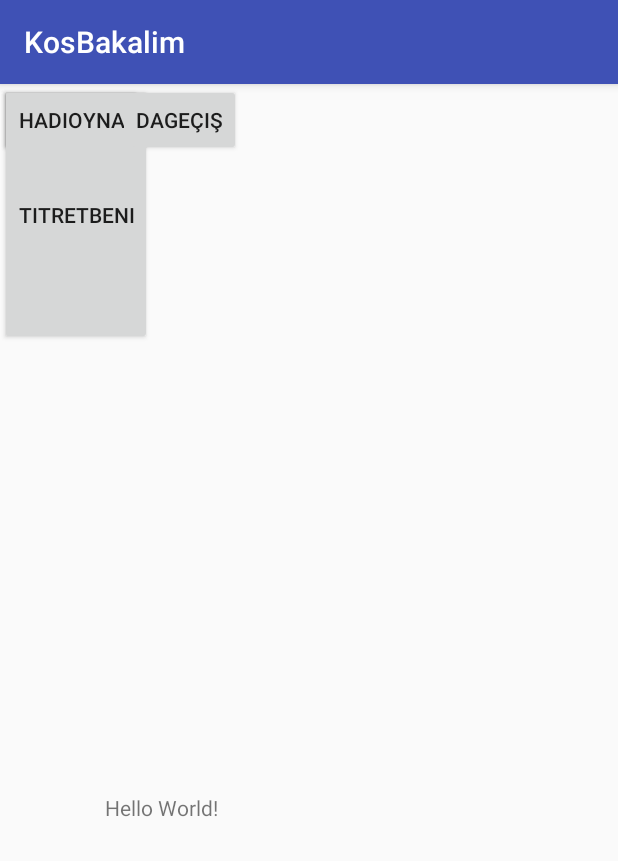
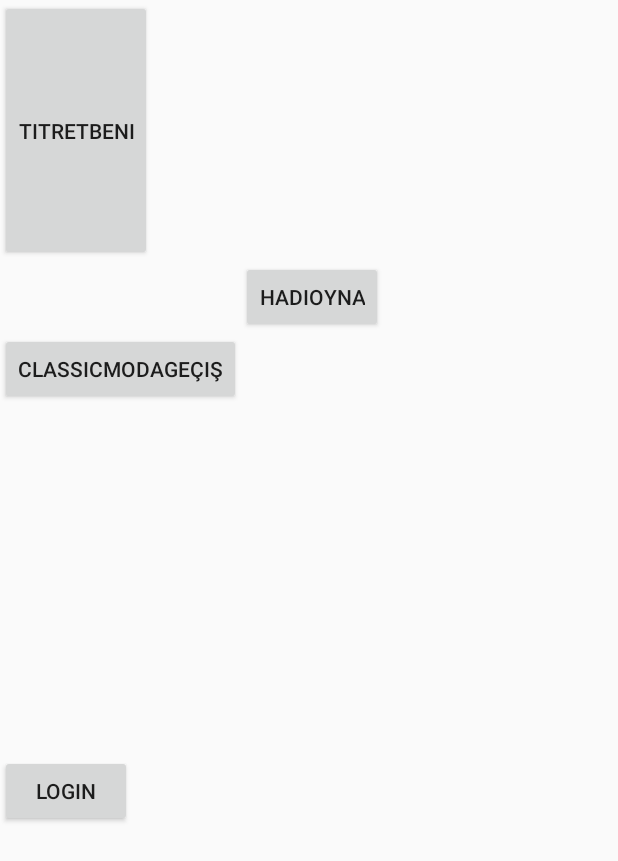
Before and after one commit to ZE0TRON/KosBakalim, an Android app: the screen it shows after launch (MainActivity), on a phone screen of 412 x 824 dp. Shown: the top 861 px of the screen. Run offline under Robolectric (Android 15) with nearby library versions, the phone set to English and light mode, and no system bars.

Commit message:
Login screen design

```diff
--- a/mobile/src/main/java/com/kosutakimi/kosbakalim/MainActivity.java
+++ b/mobile/src/main/java/com/kosutakimi/kosbakalim/MainActivity.java
@@ -1,6 +1,7 @@
 package com.kosutakimi.kosbakalim;
 
 import com.kosutakimi.kosbakalim.Sensors.StepCounter;
+import com.kosutakimi.kosbakalim.login.login;
 
 import android.content.Context;
 import android.content.Intent;
@@ -28,6 +29,11 @@ public class MainActivity extends AppCompatActivity {
         Intent intent = new Intent(this, classicMode.class);
         startActivity(intent);
     }
+
+    public void gotologin(View v){
+        Intent intent = new Intent(this, login.class);
+        startActivity(intent);
+    }
     float stem = StepCounter.getSteps();
 
 
--- a/mobile/src/main/res/layout/activity_main.xml
+++ b/mobile/src/main/res/layout/activity_main.xml
@@ -6,16 +6,11 @@
     android:layout_height="match_parent"
     tools:context="com.kosutakimi.kosbakalim.MainActivity">
 
-    <TextView
-        android:layout_width="wrap_content"
-        android:layout_height="wrap_content"
-        android:text="Hello World!"
-        app:layout_constraintBottom_toBottomOf="parent"
-        app:layout_constraintHorizontal_bias="0.207"
-        app:layout_constraintLeft_toLeftOf="parent"
-        app:layout_constraintRight_toRightOf="parent"
-        app:layout_constraintTop_toTopOf="parent"
-        app:layout_constraintVertical_bias="0.631" />
+    <GridLayout
+        android:layout_width="344dp"
+        android:layout_height="551dp"
+        tools:layout_editor_absoluteX="8dp"
+        tools:layout_editor_absoluteY="8dp">
 
         <Button
             android:id="@+id/button4"
@@ -23,25 +18,41 @@
             android:layout_height="174dp"
             android:onClick="quake"
             android:text="titretBeni"
-        tools:layout_editor_absoluteX="16dp"
-        tools:layout_editor_absoluteY="25dp" />
+            tools:layout_editor_absoluteX="-1058dp"
+            tools:layout_editor_absoluteY="-319dp" />
+
+        <Button
+            android:id="@+id/button2"
+            android:layout_width="wrap_content"
+            android:layout_height="wrap_content"
+            android:layout_column="0"
+            android:layout_row="2"
+            android:onClick="gotoClassicMode"
+            android:text="classicModageçiş"
+            tools:layout_editor_absoluteX="103dp"
+            tools:layout_editor_absoluteY="107dp" />
+
+        <Button
+            android:id="@+id/button5"
+            android:layout_width="wrap_content"
+            android:layout_height="wrap_content"
+            android:layout_column="1"
+            android:layout_row="1"
+            android:onClick="salla"
+            android:text="hadioyna"
+            tools:layout_editor_absoluteX="91dp"
+            tools:layout_editor_absoluteY="29dp" />
 
         <Button
             android:id="@+id/button6"
             android:layout_width="wrap_content"
             android:layout_height="wrap_content"
-        android:onClick="gotoClassicMode"
-        android:text="classicModageçiş"
-        tools:layout_editor_absoluteX="181dp"
-        tools:layout_editor_absoluteY="240dp" />
-
-    <Button
-        android:id="@+id/button5"
-        android:layout_width="wrap_content"
-        android:layout_height="wrap_content"
-        android:onClick="salla"
-        android:text="hadioyna"
-        tools:layout_editor_absoluteX="46dp"
-        tools:layout_editor_absoluteY="400dp" />
+            android:layout_column="0"
+            android:layout_row="8"
+            android:onClick="gotologin"
+            android:text="login"
+            tools:layout_editor_absoluteX="185dp"
+            tools:layout_editor_absoluteY="364dp" />
+    </GridLayout>
 
 </android.support.constraint.ConstraintLayout>
--- a/mobile/src/main/res/values/colors.xml
+++ b/mobile/src/main/res/values/colors.xml
@@ -3,4 +3,8 @@
     <color name="colorPrimary">#3F51B5</color>
     <color name="colorPrimaryDark">#303F9F</color>
     <color name="colorAccent">#FF4081</color>
+    <color name="signinbutton">#aaff580a</color>
+    <color name="edittext">#c5ffffff</color>
+    <color name="facebookbutton">#e05860f2</color>
+    <color name="googlebutton">#d6ed3e3e</color>
 </resources>
--- a/mobile/src/main/res/values/styles.xml
+++ b/mobile/src/main/res/values/styles.xml
@@ -1,7 +1,7 @@
 <resources>
 
     <!-- Base application theme. -->
-    <style name="AppTheme" parent="Theme.AppCompat.Light.DarkActionBar">
+    <style name="AppTheme" parent="Theme.AppCompat.Light.NoActionBar">
         <!-- Customize your theme here. -->
         <item name="colorPrimary">@color/colorPrimary</item>
         <item name="colorPrimaryDark">@color/colorPrimaryDark</item>
```
Also changed, not shown: mobile/src/main/res/layout/activity_login.xml (+27 -10 lines), mobile/src/main/res/drawable/arkaplan.jpg (added), mobile/src/main/res/drawable/koyu.jpg (added), mobile/src/main/res/drawable/logo.png (added). Lines whose indentation alone changed are shown as unchanged.
